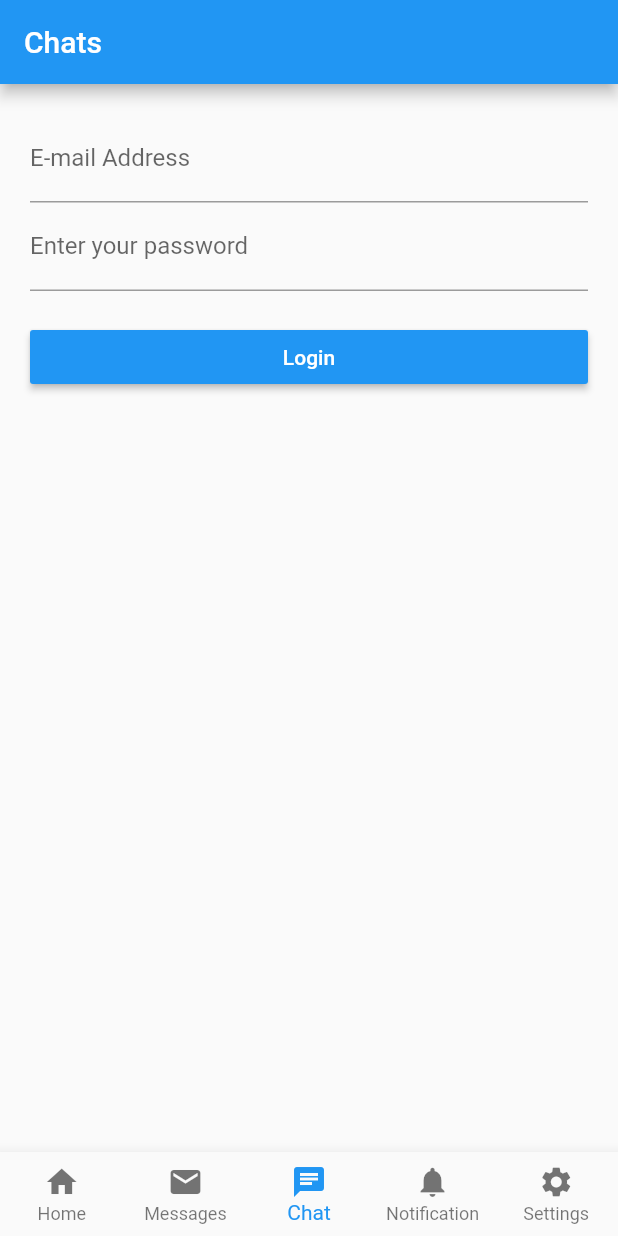
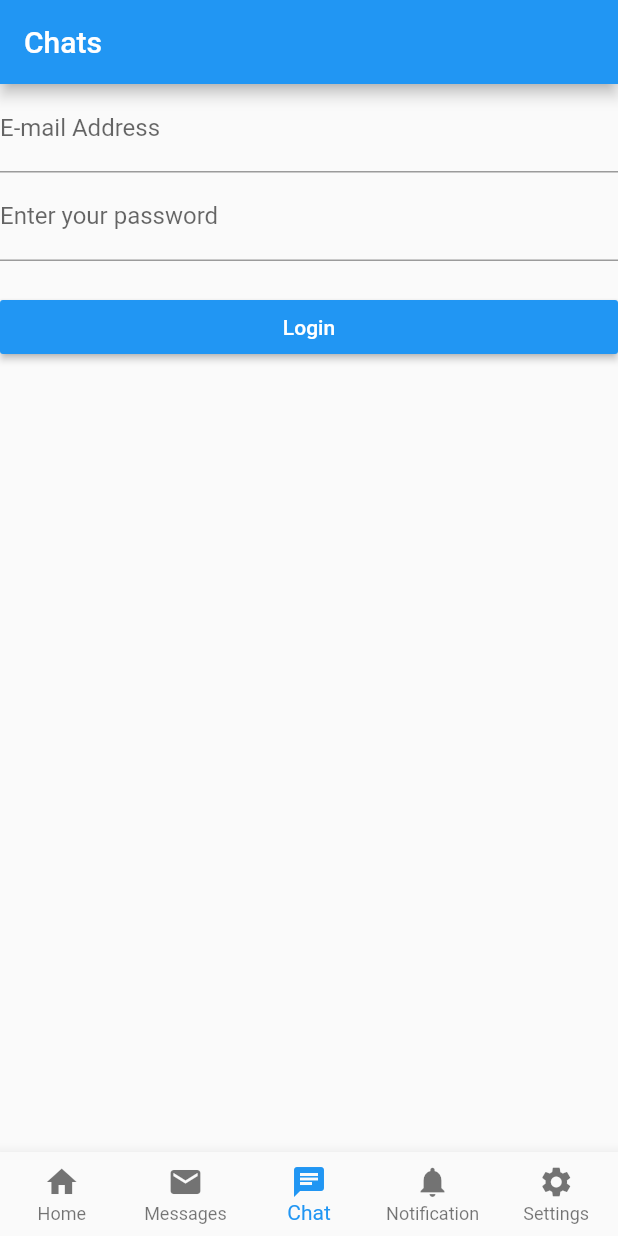
Before and after one commit to prabeen04/flutter-starter, a Flutter app: the screen it shows after launch, item 3 of the bottom bar chosen, on a phone screen of 412 x 824 dp. Run offline on Flutter 3.47's test engine with Material 2 defaults, Android fonts, the phone set to English and light mode, and no system bars; our stand-ins replace contacts_service; missing offline and left inert: simple_permissions, validate; network calls fail.

Commit message:
small stuff

```diff
--- a/lib/screens/ChatScreen.dart
+++ b/lib/screens/ChatScreen.dart
@@ -5,7 +5,7 @@ class ChatScreen extends StatefulWidget {
   // final TextEditingController _textController ;
   @override
   _ChatScreenState createState() {
-    return _ChatScreenState();
+    return new _ChatScreenState();
   }
 }
 
@@ -15,8 +15,8 @@ class _LoginData {
 }
 
 class _ChatScreenState extends State<ChatScreen> {
-  final GlobalKey<FormState> _formKey = GlobalKey<FormState>();
-  _LoginData _data = _LoginData();
+  final GlobalKey<FormState> _formKey = new GlobalKey<FormState>();
+  _LoginData _data = new _LoginData();
   String _validateEmail(String value) {
     // If empty value, the isEmail function throw a error.
     // So I changed this function with try and catch.
@@ -36,7 +36,6 @@ class _ChatScreenState extends State<ChatScreen> {
 
     return null;
   }
-
   void submit() {
     // First validate form.
     if (this._formKey.currentState.validate()) {
@@ -47,7 +46,6 @@ class _ChatScreenState extends State<ChatScreen> {
       print('Password: ${_data.password}');
     }
   }
-
   @override
   Widget build(BuildContext context) {
         final Size screenSize = MediaQuery.of(context).size;
@@ -56,42 +54,49 @@ class _ChatScreenState extends State<ChatScreen> {
         child: Scaffold(
       resizeToAvoidBottomPadding: false,
       appBar: AppBar(title: Text('Chats')),
-            body: Container(
-              margin: const EdgeInsets.all(20.0),
-                child: Form(
+      body: new Form(
           key: this._formKey,
-              child: ListView(
+          child: new ListView(
             children: <Widget>[
-                  TextFormField(
-                      keyboardType: TextInputType
-                          .emailAddress, // Use email input type for emails.
-                      decoration: InputDecoration(labelText: 'E-mail Address'),
+              new TextFormField(
+                keyboardType: TextInputType.emailAddress, // Use email input type for emails.
+                decoration: new InputDecoration(
+                  labelText: 'E-mail Address'
+                ),
                 validator: this._validateEmail,
                 onSaved: (String value) {
                   this._data.email = value;
-                      }),
-                  TextFormField(
+                }
+              ),
+              new TextFormField(
                 obscureText: true, // Use secure text for passwords.
-                      decoration:
-                          InputDecoration(labelText: 'Enter your password'),
+                decoration: new InputDecoration(
+                  labelText: 'Enter your password'
+                ),
                 validator: this._validatePassword,
                 onSaved: (String value) {
                   this._data.password = value;
-                      }),
-                  Container(
+                }
+              ),
+              new Container(
                 width: screenSize.width,
-                    child: RaisedButton(
-                      child: Text(
+                child: new RaisedButton(
+                  child: new Text(
                     'Login',
-                        style: TextStyle(color: Colors.white),
+                    style: new TextStyle(
+                      color: Colors.white
+                    ),
                   ),
                   onPressed: this.submit,
                   color: Colors.blue,
                 ),
-                    margin: EdgeInsets.only(top: 20.0),
+                margin: new EdgeInsets.only(
+                  top: 20.0
+                ),
               )
             ],
           ),
-            ))));
+        )
+    ));
   }
 }
```
Lines whose indentation alone changed are shown as unchanged.
